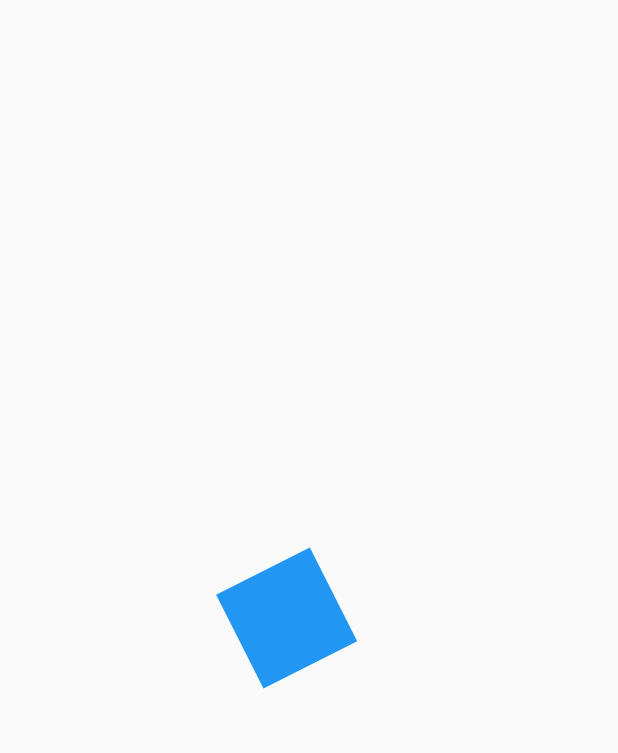
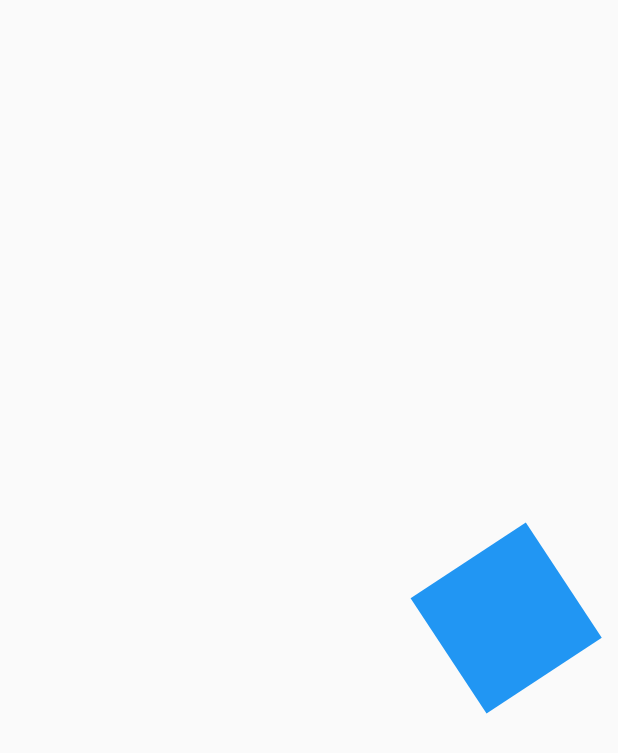
Before and after one commit to velascoandres/custom_painters, a Flutter app: the AnimationsPage screen opened by its route, on a phone screen of 412 x 824 dp. Shown: the top 753 px of the screen. Run offline on Flutter 3.47's test engine with Material 2 defaults, Android fonts, the phone set to English and light mode, and no system bars.

Commit message:
reescalar figura

```diff
--- a/lib/src/pages/animations_page.dart
+++ b/lib/src/pages/animations_page.dart
@@ -26,6 +26,7 @@ class _CuadradoAnimadoState extends State<CuadradoAnimado>
   Animation<double> rotacion;
   Animation<double> opacidad;
   Animation<double> moverDerecha;
+  Animation<double> agrandar;
 
   @override
   void initState() {
@@ -46,7 +47,7 @@ class _CuadradoAnimadoState extends State<CuadradoAnimado>
     ).animate(
       CurvedAnimation(
         parent: animationController,
-        curve: Curves.easeInBack,
+        curve: Curves.easeOut,
       ),
     );
 
@@ -68,7 +69,17 @@ class _CuadradoAnimadoState extends State<CuadradoAnimado>
     ).animate(
       CurvedAnimation(
         parent: animationController,
-        curve: Curves.easeInBack,
+        curve: Curves.easeOut,
+      ),
+    );
+
+    this.agrandar = Tween(
+      begin: 0.0,
+      end: 2.0,
+    ).animate(
+      CurvedAnimation(
+        parent: animationController,
+        curve: Curves.easeOut,
       ),
     );
 
@@ -110,7 +121,10 @@ class _CuadradoAnimadoState extends State<CuadradoAnimado>
             angle: rotacion.value,
             child: Opacity(
               opacity: opacidad.value,
-              child: child,
+              child: Transform.scale(
+                scale: agrandar.value,
+                child: child,
+              ),
             ),
           ),
         );
```
